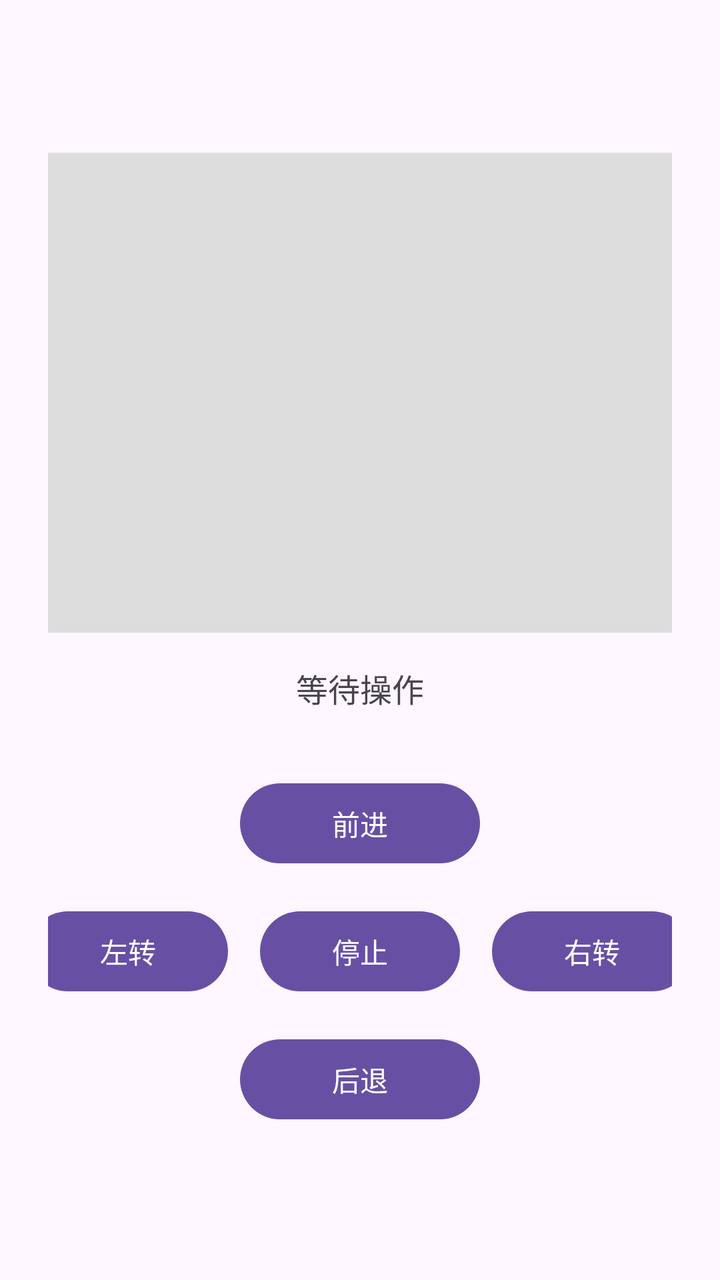
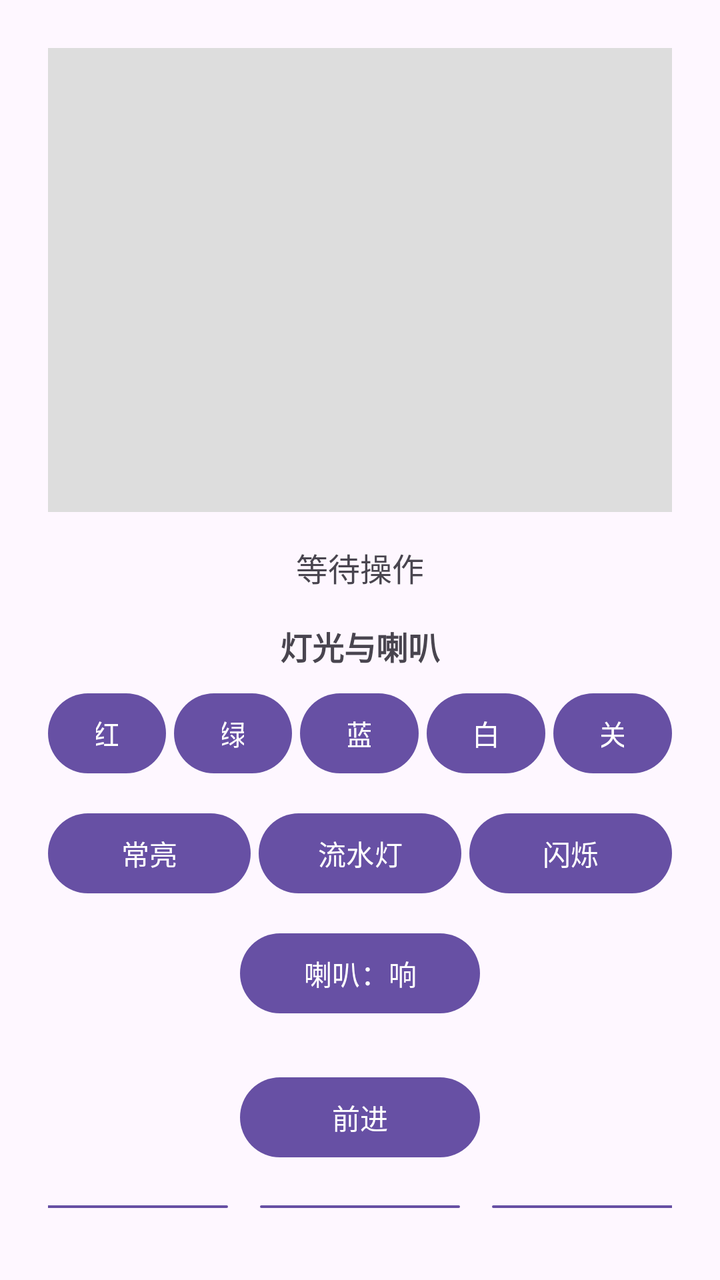

Two renders of the same Android screen: before a commit and after it. Below are the layout's source before the change and the commit's diff.
<!-- AndroidManifest.xml: application theme Theme.CarApp -->
<!-- res/layout/activity_main.xml -->
<?xml version="1.0" encoding="utf-8"?>
<LinearLayout xmlns:android="http://schemas.android.com/apk/res/android"
    android:layout_width="match_parent"
    android:layout_height="match_parent"
    android:orientation="vertical"
    android:gravity="center"
    android:padding="24dp">

    
    <ImageView
        android:id="@+id/ivCamera"
        android:layout_width="match_parent"
        android:layout_height="240dp"
        android:scaleType="centerCrop"
        android:background="#DDDDDD"
        android:contentDescription="小车摄像头画面"
        android:layout_marginBottom="16dp" />

    
    <TextView
        android:id="@+id/tvStatus"
        android:layout_width="match_parent"
        android:layout_height="wrap_content"
        android:text="等待操作"
        android:textSize="16sp"
        android:gravity="center"
        android:layout_marginBottom="32dp" />

    
    <Button
        android:id="@+id/btnForward"
        android:layout_width="120dp"
        android:layout_height="wrap_content"
        android:text="前进"
        android:layout_marginBottom="16dp" />

    
    <LinearLayout
        android:layout_width="wrap_content"
        android:layout_height="wrap_content"
        android:orientation="horizontal"
        android:gravity="center">

        <Button
            android:id="@+id/btnLeft"
            android:layout_width="100dp"
            android:layout_height="wrap_content"
            android:text="左转"
            android:layout_marginEnd="16dp" />

        <Button
            android:id="@+id/btnStop"
            android:layout_width="100dp"
            android:layout_height="wrap_content"
            android:text="停止"
            android:layout_marginEnd="16dp" />

        <Button
            android:id="@+id/btnRight"
            android:layout_width="100dp"
            android:layout_height="wrap_content"
            android:text="右转" />

    </LinearLayout>

    
    <Button
        android:id="@+id/btnBackward"
        android:layout_width="120dp"
        android:layout_height="wrap_content"
        android:text="后退"
        android:layout_marginTop="16dp" />

</LinearLayout>
<!-- resources referenced by this layout -->
<resources>
  <style name="Theme.CarApp" parent="Base.Theme.CarApp" />
  <style name="Base.Theme.CarApp" parent="Theme.Material3.DayNight.NoActionBar">
          
          
      </style>
</resources>

<!-- the commit's change to res/layout/activity_main.xml (unified diff, before → after) -->
@@ -24,7 +24,107 @@
         android:text="等待操作"
         android:textSize="16sp"
         android:gravity="center"
-        android:layout_marginBottom="32dp" />
+        android:layout_marginBottom="16dp" />
+
+    
+    <TextView
+        android:layout_width="match_parent"
+        android:layout_height="wrap_content"
+        android:text="灯光与喇叭"
+        android:textSize="16sp"
+        android:textStyle="bold"
+        android:gravity="center"
+        android:layout_marginBottom="8dp" />
+
+    
+    <LinearLayout
+        android:layout_width="match_parent"
+        android:layout_height="wrap_content"
+        android:orientation="horizontal"
+        android:gravity="center"
+        android:layout_marginBottom="12dp">
+
+        <Button
+            android:id="@+id/btnLedRed"
+            android:layout_width="0dp"
+            android:layout_height="wrap_content"
+            android:layout_weight="1"
+            android:layout_marginEnd="4dp"
+            android:text="红" />
+
+        <Button
+            android:id="@+id/btnLedGreen"
+            android:layout_width="0dp"
+            android:layout_height="wrap_content"
+            android:layout_weight="1"
+            android:layout_marginEnd="4dp"
+            android:text="绿" />
+
+        <Button
+            android:id="@+id/btnLedBlue"
+            android:layout_width="0dp"
+            android:layout_height="wrap_content"
+            android:layout_weight="1"
+            android:layout_marginEnd="4dp"
+            android:text="蓝" />
+
+        <Button
+            android:id="@+id/btnLedWhite"
+            android:layout_width="0dp"
+            android:layout_height="wrap_content"
+            android:layout_weight="1"
+            android:layout_marginEnd="4dp"
+            android:text="白" />
+
+        <Button
+            android:id="@+id/btnLedOff"
+            android:layout_width="0dp"
+            android:layout_height="wrap_content"
+            android:layout_weight="1"
+            android:text="关" />
+
+    </LinearLayout>
+
+    
+    <LinearLayout
+        android:layout_width="match_parent"
+        android:layout_height="wrap_content"
+        android:orientation="horizontal"
+        android:gravity="center"
+        android:layout_marginBottom="12dp">
+
+        <Button
+            android:id="@+id/btnLedModeSteady"
+            android:layout_width="0dp"
+            android:layout_height="wrap_content"
+            android:layout_weight="1"
+            android:layout_marginEnd="4dp"
+            android:text="常亮" />
+
+        <Button
+            android:id="@+id/btnLedModeFlow"
+            android:layout_width="0dp"
+            android:layout_height="wrap_content"
+            android:layout_weight="1"
+            android:layout_marginEnd="4dp"
+            android:text="流水灯" />
+
+        <Button
+            android:id="@+id/btnLedModeBlink"
+            android:layout_width="0dp"
+            android:layout_height="wrap_content"
+            android:layout_weight="1"
+            android:text="闪烁" />
+
+    </LinearLayout>
+
+    
+    <Button
+        android:id="@+id/btnBuzzer"
+        android:layout_width="120dp"
+        android:layout_height="wrap_content"
+        android:text="喇叭：响"
+        android:layout_marginBottom="24dp" />
 
     
     <Button
